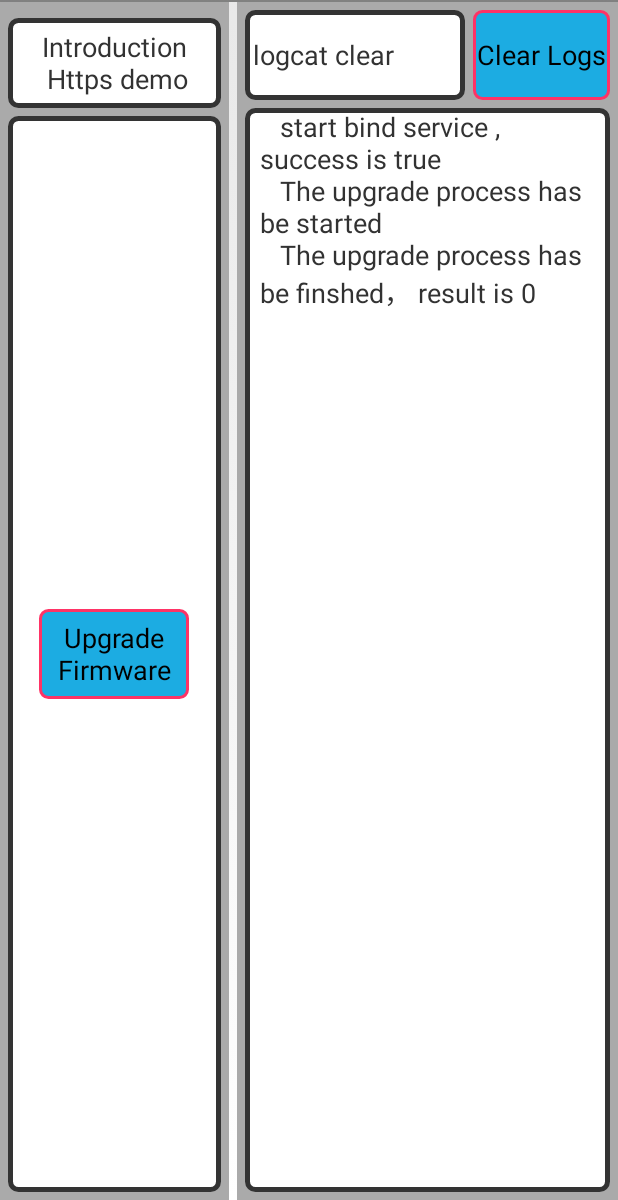
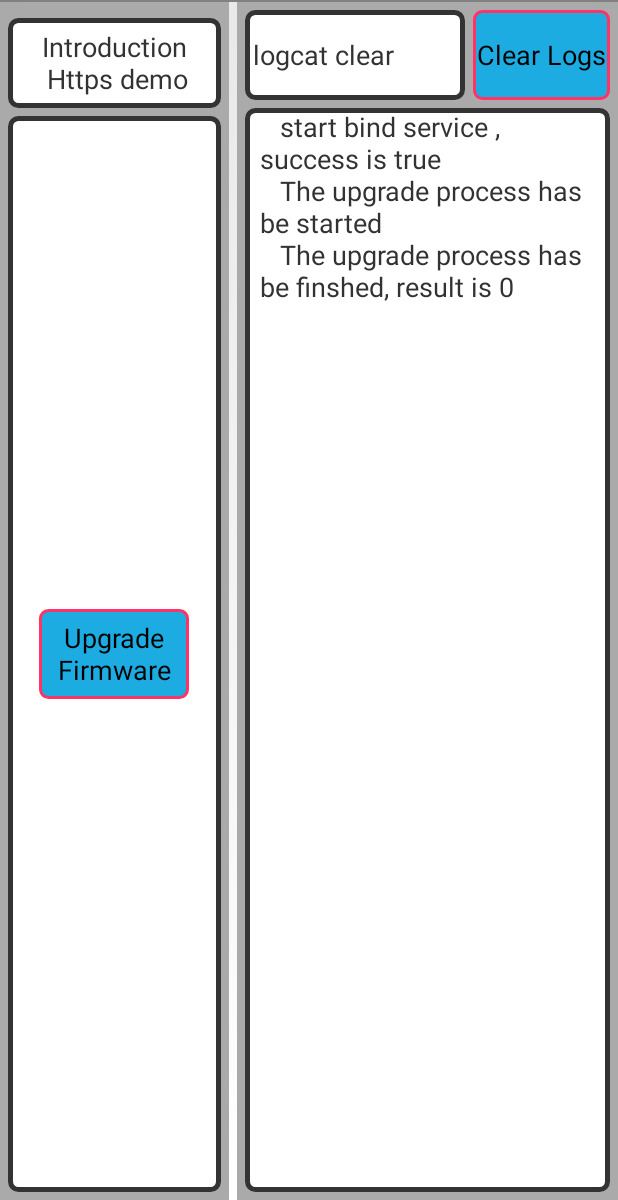
Before and after one commit to SakuraMochiii/SystemUpdateTest, an Android app: the screen it shows after launch (MainActivity), after a tap on "Upgrade Firmware", on a phone screen of 412 x 824 dp, the part 36-1236 px from its top. Run offline under Robolectric (Android 15) with nearby library versions, the phone set to English and light mode, and no system bars; libraries missing offline, so code that uses them is left out: com.wizarpos.possys; 2 statements that could not run were skipped.

Commit message:
remove Chinese character

```diff
--- a/app/src/main/java/com/cloudpos/activity/MainActivity.java
+++ b/app/src/main/java/com/cloudpos/activity/MainActivity.java
@@ -101,7 +101,7 @@ public class MainActivity extends com.cloudpos.activity.ConstantActivity impleme
                 try {
                     writerInLog("The upgrade process has be started");
                     int result = sysUpdateService.updateSystem("/sdcard/test.zip");
-                    writerInLog("The upgrade process has be finshed， result is " + result);
+                    writerInLog("The upgrade process has be finshed, result is " + result);
                 } catch (RemoteException e) {
                     e.printStackTrace();
                 } finally {
```
